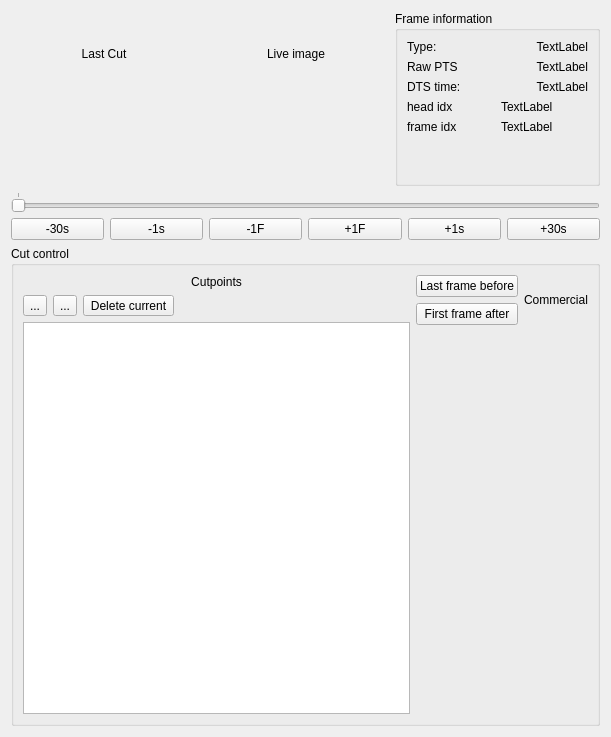
Above: justcutit_editor/editor.ui from xqms/justcutit before the change. Below: the same form after it.
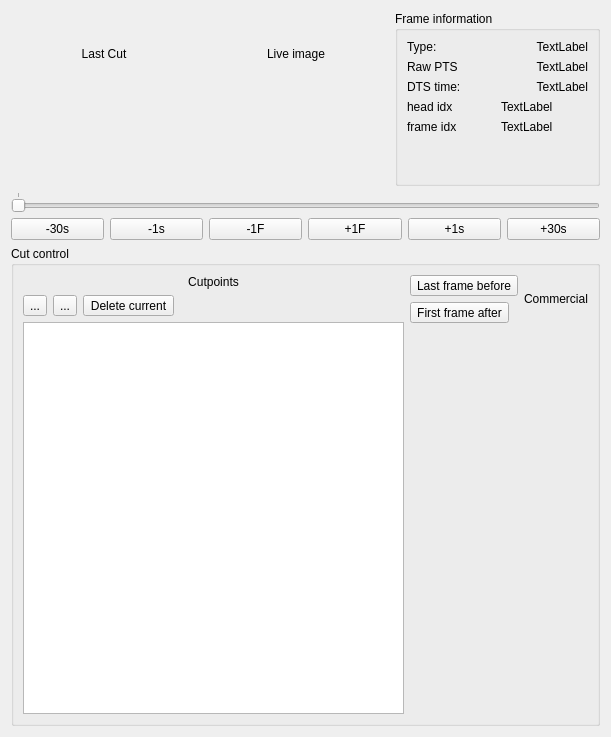
That is the form after the change. Icons and pictures are not drawn. Custom widgets are drawn as their Qt base class.

Commit message: editor: added cut-in/cut-out icons

```diff
--- a/justcutit_editor/editor.ui
+++ b/justcutit_editor/editor.ui
@@ -277,13 +277,6 @@
        <layout class="QVBoxLayout" name="verticalLayout">
         <item>
          <layout class="QGridLayout" name="gridLayout_3">
-          <item row="0" column="0">
-           <widget class="QPushButton" name="cutOutButton">
-            <property name="text">
-             <string>Last frame before</string>
-            </property>
-           </widget>
-          </item>
           <item row="0" column="1" rowspan="2">
            <widget class="QLabel" name="label_8">
             <property name="text">
@@ -291,11 +284,32 @@
             </property>
            </widget>
           </item>
+          <item row="0" column="0">
+           <widget class="QToolButton" name="cutOutButton">
+            <property name="text">
+             <string>Last frame before</string>
+            </property>
+            <property name="icon">
+             <iconset>
+              <normaloff>icons/cut-out.png</normaloff>icons/cut-out.png</iconset>
+            </property>
+            <property name="toolButtonStyle">
+             <enum>Qt::ToolButtonTextBesideIcon</enum>
+            </property>
+           </widget>
+          </item>
           <item row="1" column="0">
-           <widget class="QPushButton" name="cutInButton">
+           <widget class="QToolButton" name="cutInButton">
             <property name="text">
              <string>First frame after</string>
             </property>
+            <property name="icon">
+             <iconset>
+              <normaloff>icons/cut-in.png</normaloff>icons/cut-in.png</iconset>
+            </property>
+            <property name="toolButtonStyle">
+             <enum>Qt::ToolButtonTextBesideIcon</enum>
+            </property>
            </widget>
           </item>
          </layout>
```
The commit also changes 4 other files.
